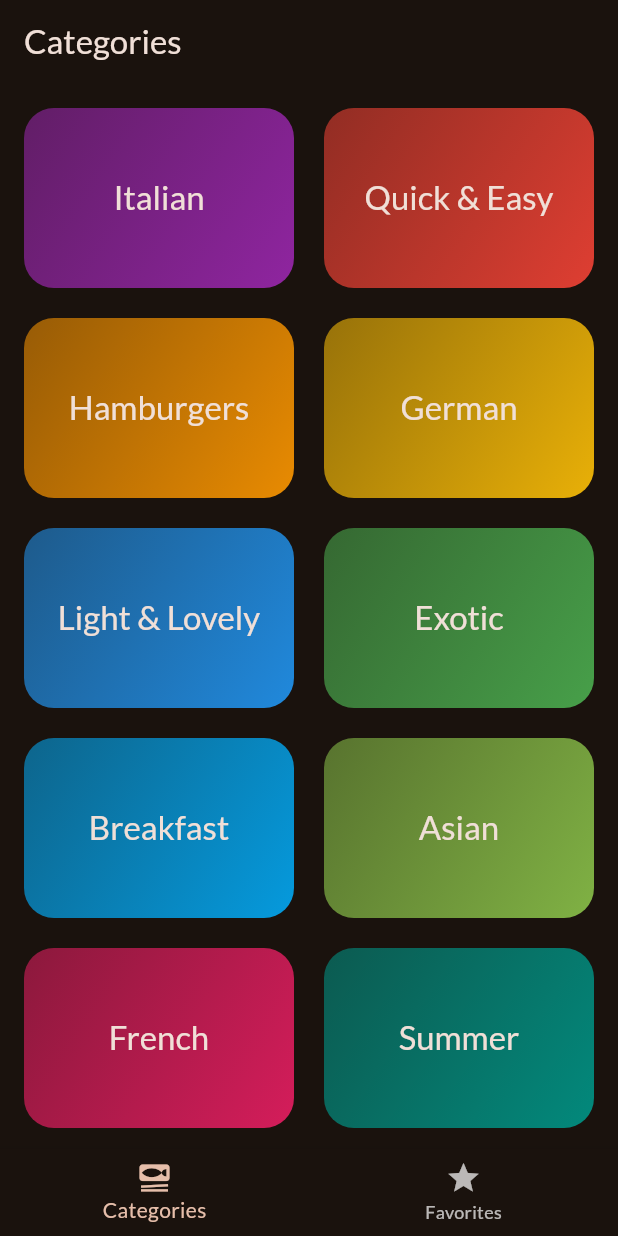
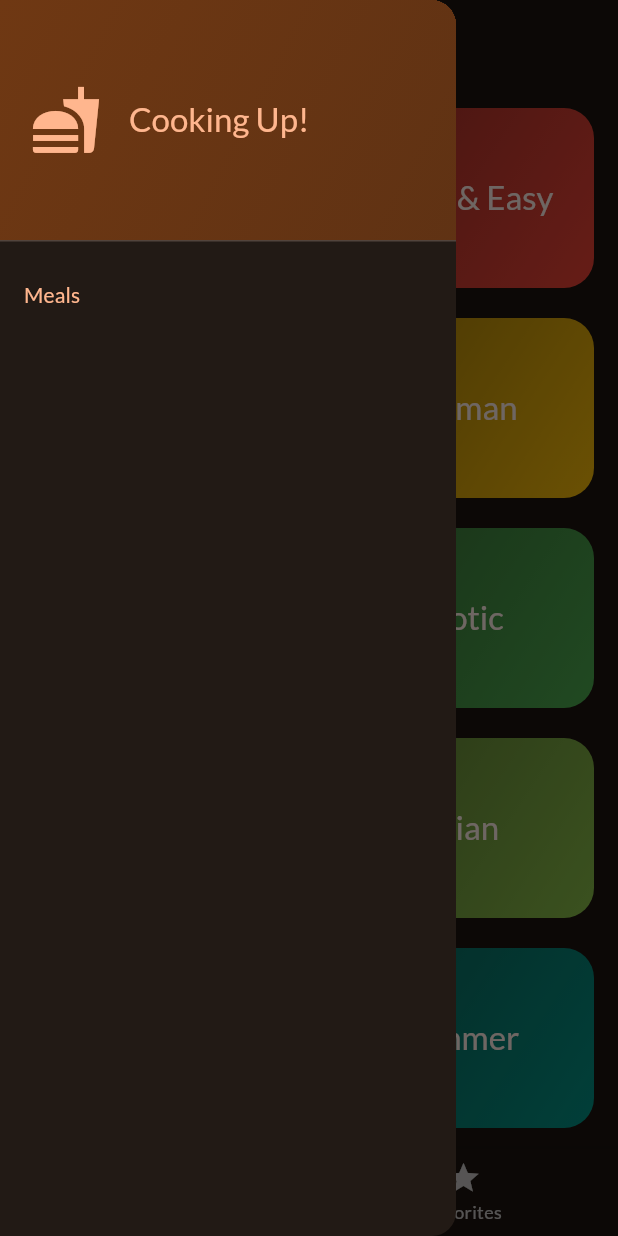
Before and after one commit to Manojkumar-123/flutter, a Flutter app: the screen it shows after launch, with the side drawer open (before the commit the screen has no drawer), on a phone screen of 412 x 824 dp. Run offline on Flutter 3.47's test engine with Material 2 defaults, Android fonts, the phone set to English and light mode, and no system bars; our stand-ins replace google_fonts, transparent_image.

Commit message:
Oct 10 DELL

```diff
--- a/meals/lib/screens/categories.dart
+++ b/meals/lib/screens/categories.dart
@@ -1,11 +1,13 @@
 import 'package:flutter/material.dart';
 import 'package:meals/data/dummy_data.dart';
 import 'package:meals/models/category.dart';
+import 'package:meals/models/meal.dart';
 import 'package:meals/screens/meals.dart';
 import 'package:meals/widgets/category_grid_item.dart';
 
 class CategoriesScreen extends StatelessWidget {
-  const CategoriesScreen({super.key});
+  const CategoriesScreen({super.key, required this.toggleFavorite});
+  final void Function(Meal meal) toggleFavorite;
 
   void _selectCategory(BuildContext context, Category category) {
     var meals = dummyMeals
@@ -14,8 +16,11 @@ class CategoriesScreen extends StatelessWidget {
     Navigator.push(
         context,
         MaterialPageRoute(
-            builder: (ctx) =>
-                MealsScreen(title: category.title, meals: meals)));
+            builder: (ctx) => MealsScreen(
+                  title: category.title,
+                  meals: meals,
+                  toggleFavorite: toggleFavorite,
+                )));
   }
 
   @override
--- a/meals/lib/screens/tabs.dart
+++ b/meals/lib/screens/tabs.dart
@@ -1,7 +1,8 @@
 import 'package:flutter/material.dart';
-import 'package:meals/data/dummy_data.dart';
+import 'package:meals/models/meal.dart';
 import 'package:meals/screens/categories.dart';
 import 'package:meals/screens/meals.dart';
+import 'package:meals/widgets/main_drawer.dart';
 
 class TabsScreen extends StatefulWidget {
   const TabsScreen({super.key});
@@ -19,13 +20,37 @@ class _TabsScreenState extends State<TabsScreen> {
     });
   }
 
+  void showInfoMessage(String message) {
+    ScaffoldMessenger.of(context).clearSnackBars();
+    ScaffoldMessenger.of(context)
+        .showSnackBar(SnackBar(content: Text(message)));
+  }
+
+  final List<Meal> favMeal = [];
+  void toggleFav(Meal meal) {
+    setState(() {
+      if (favMeal.contains(meal)) {
+        favMeal.remove(meal);
+        showInfoMessage("Item removed");
+      } else {
+        favMeal.add(meal);
+        showInfoMessage("Item added");
+      }
+    });
+  }
+
   @override
   Widget build(BuildContext context) {
-    Widget activePage = const CategoriesScreen();
+    Widget activePage = CategoriesScreen(
+      toggleFavorite: toggleFav,
+    );
     var activePageTitle = 'Categories';
 
     if (selectedPageIndex == 1) {
-      activePage = const MealsScreen(title: "Favo Meals", meals: dummyMeals);
+      activePage = MealsScreen(
+        meals: favMeal,
+        toggleFavorite: toggleFav,
+      );
       activePageTitle = 'Favorites';
     }
 
@@ -33,6 +58,7 @@ class _TabsScreenState extends State<TabsScreen> {
         appBar: AppBar(
           title: Text(activePageTitle),
         ),
+        drawer: const MainDrawer(),
         body: activePage,
         bottomNavigationBar: BottomNavigationBar(
           onTap: (index) {
--- /dev/null
+++ b/meals/lib/widgets/main_drawer.dart
@@ -0,0 +1,49 @@
+import 'package:flutter/material.dart';
+
+class MainDrawer extends StatelessWidget {
+  const MainDrawer({super.key});
+
+  @override
+  Widget build(BuildContext context) {
+    return Drawer(
+      child: Column(
+        children: [
+          DrawerHeader(
+            padding: const EdgeInsets.all(20),
+            decoration: BoxDecoration(
+                gradient: LinearGradient(colors: [
+              Theme.of(context).colorScheme.primaryContainer,
+              Theme.of(context).colorScheme.primaryContainer.withOpacity(0.8)
+            ], begin: Alignment.topLeft, end: Alignment.bottomRight)),
+            child: Row(
+              children: [
+                Icon(
+                  Icons.fastfood,
+                  size: 48,
+                  color: Theme.of(context).colorScheme.primary,
+                ),
+                const SizedBox(
+                  width: 18,
+                ),
+                Text(
+                  "Cooking Up!",
+                  style: Theme.of(context)
+                      .textTheme
+                      .titleLarge!
+                      .copyWith(color: Theme.of(context).colorScheme.primary),
+                )
+              ],
+            ),
+          ),
+          ListTile(
+            title: Text("Meals",
+                style: Theme.of(context)
+                    .textTheme
+                    .titleSmall!
+                    .copyWith(color: Theme.of(context).colorScheme.primary)),
+          )
+        ],
+      ),
+    );
+  }
+}
```
Also changed, not shown: meals/lib/screens/meal_details.dart (+8 -1 lines), meals/lib/screens/meals.dart (+44 -4 lines).
